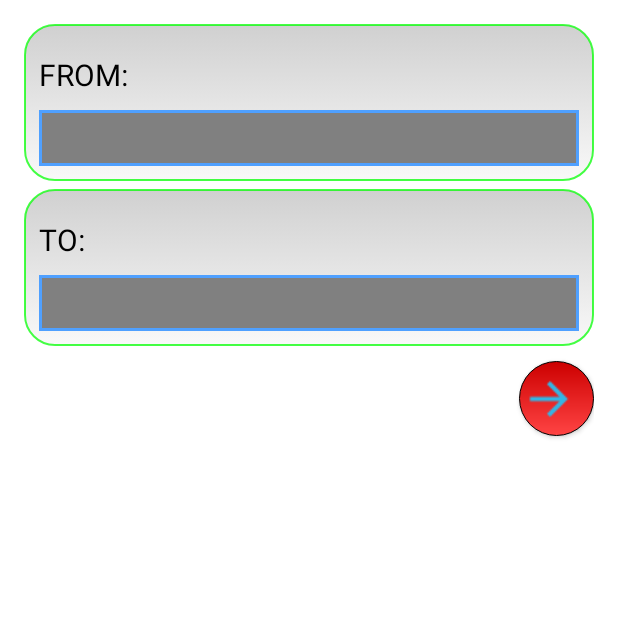
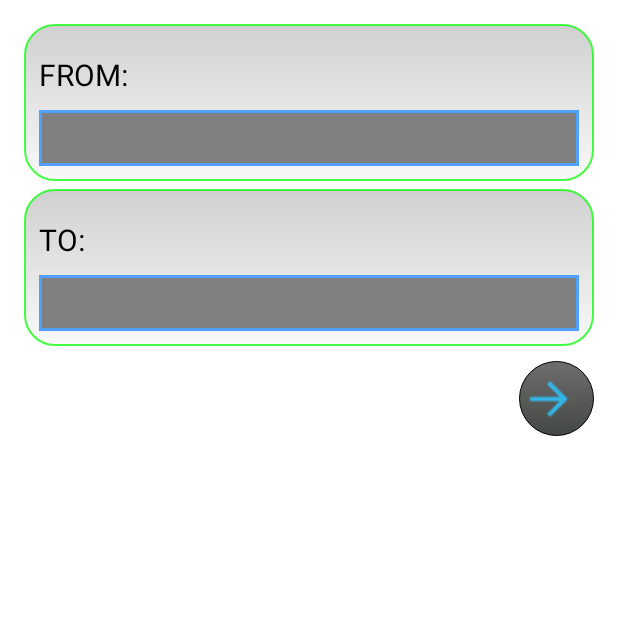
Before and after one commit to sudheendra/BangaloreTravelInfo, an Android app: the screen it shows after launch (MainActivity), on a phone screen of 412 x 824 dp, the top half of it. Run offline under Robolectric (Android 15) with nearby library versions, the phone set to English and light mode, and no system bars.

Commit message:
UI changes

```diff
--- a/BangaloreTravelInfo/build.gradle
+++ b/BangaloreTravelInfo/build.gradle
@@ -17,7 +17,7 @@ android {
     buildToolsVersion '17.0.0'
 
     defaultConfig {
-        minSdkVersion 9
+        minSdkVersion 11
         targetSdkVersion 17
     }
     buildTypes {
--- a/BangaloreTravelInfo/src/main/AndroidManifest.xml
+++ b/BangaloreTravelInfo/src/main/AndroidManifest.xml
@@ -5,7 +5,7 @@
     android:versionName="1.0" >
 
     <uses-sdk
-        android:minSdkVersion="9"
+        android:minSdkVersion="11"
         android:targetSdkVersion="18" />
 
     <uses-permission android:name="android.permission.ACCESS_COARSE_LOCATION" />
@@ -16,7 +16,7 @@
 
     <application
         android:allowBackup="true"
-        android:icon="@drawable/ic_launcher"
+        android:icon="@drawable/ic_bus_icon_1"
         android:label="@string/app_name"
         android:theme="@style/AppTheme" >
         <activity
--- a/BangaloreTravelInfo/src/main/java/com/examples/bangaloretravelinfo/DetailsActivity.java
+++ b/BangaloreTravelInfo/src/main/java/com/examples/bangaloretravelinfo/DetailsActivity.java
@@ -43,6 +43,8 @@ public class DetailsActivity extends Activity {
     @Override
     protected void onCreate(Bundle savedInstanceState) {
         super.onCreate(savedInstanceState);
+        getActionBar().setTitle("Bangalore Travel Guide");
+
         Intent intent = getIntent();
 
         ToStop = intent.getStringExtra("ToStop");
--- a/BangaloreTravelInfo/src/main/java/com/examples/bangaloretravelinfo/MainActivity.java
+++ b/BangaloreTravelInfo/src/main/java/com/examples/bangaloretravelinfo/MainActivity.java
@@ -2,6 +2,8 @@ package com.examples.bangaloretravelinfo;
 
 import android.app.Activity;
 import android.content.Intent;
+import android.graphics.Color;
+import android.graphics.drawable.ColorDrawable;
 import android.location.Location;
 import android.os.AsyncTask;
 import android.os.Bundle;
@@ -65,6 +67,8 @@ public class MainActivity extends Activity {
     protected void onCreate(Bundle savedInstanceState) {
         super.onCreate(savedInstanceState);
         setContentView(R.layout.activity_main);
+
+        //getActionBar().setBackgroundDrawable(new ColorDrawable(0xff247aff));
 
         detailsActivity = new DetailsActivity();
 
--- a/BangaloreTravelInfo/src/main/res/drawable/round_button.xml
+++ b/BangaloreTravelInfo/src/main/res/drawable/round_button.xml
@@ -3,8 +3,8 @@
 <shape android:shape="oval"
     xmlns:android="http://schemas.android.com/apk/res/android">
     <gradient
-        android:startColor="#ff4444"
-        android:endColor="#cc0000"
+        android:startColor="#bb000600"
+        android:endColor="#ff6d6d6d"
         android:angle="90">
     </gradient>
 
--- a/BangaloreTravelInfo/src/main/res/values/styles.xml
+++ b/BangaloreTravelInfo/src/main/res/values/styles.xml
@@ -2,6 +2,6 @@
 
     <!-- Base application theme. -->
     <style name="AppTheme" parent="Theme.AppCompat.Light.DarkActionBar">
-        <!-- Customize your theme here. -->
+
     </style>
 </resources>
```
Also changed, not shown: BangaloreTravelInfo/src/main/ic_launcher-web.png (deleted), BangaloreTravelInfo/src/main/res/drawable-hdpi/ic_launcher.png (deleted), BangaloreTravelInfo/src/main/res/layout/activity_main.xml (indentation only).
